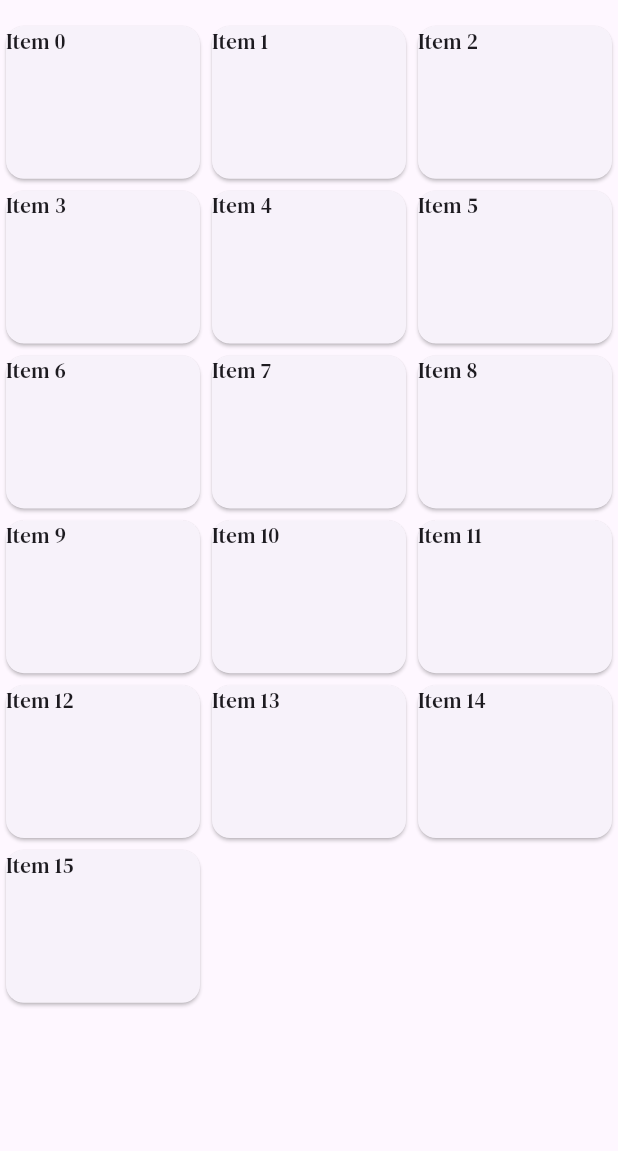
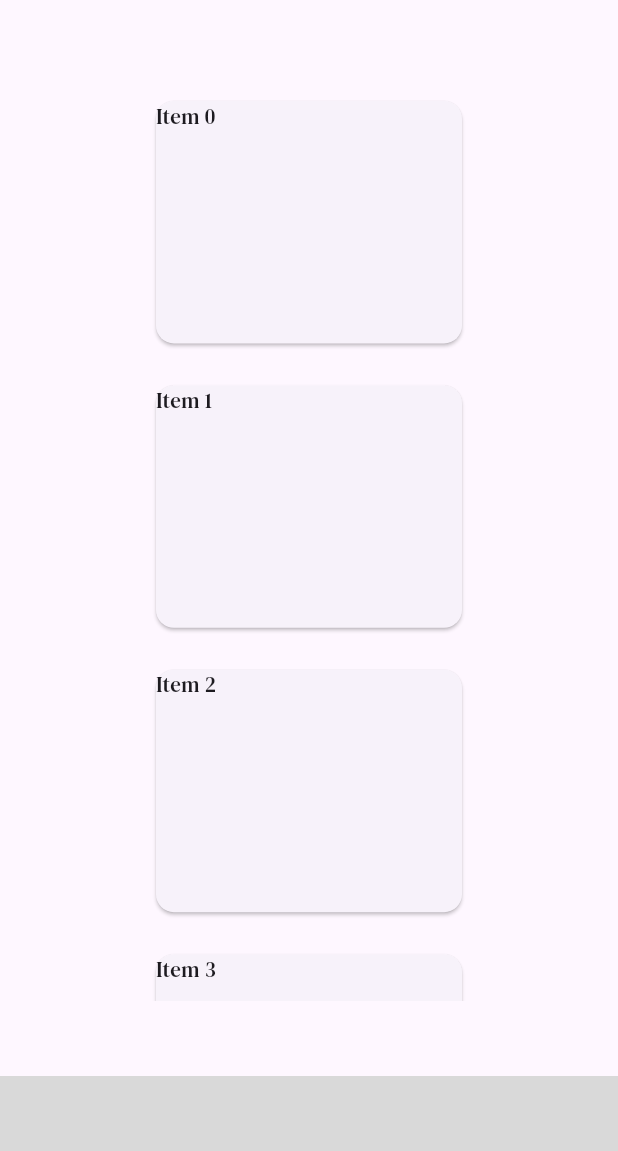
Before and after one commit to angost/Portfolio-Website, a Flutter app: the ProjectsPage screen opened directly, on a phone screen of 412 x 824 dp, the part 85-1236 px from its top. Run offline on Flutter 3.47's test engine with Material 3 defaults, Android fonts, the phone set to English and light mode, and no system bars; our stand-ins replace flip_card; project files that could hold a hidden picture were left out.

Commit message:
Improved GridView layout

```diff
--- a/lib/projectsPage.dart
+++ b/lib/projectsPage.dart
@@ -17,28 +17,35 @@ class _ProjectsPageState extends State<ProjectsPage> {
   Widget build(BuildContext context) {
     return Scaffold(
       appBar: MyAppBar(context, "Projects"),
-      body:
-          // Center(
-          //     child: Column(
-          //   children: <Widget>[
-          //     Spacer(),
-          GridView.extent(
-        maxCrossAxisExtent: 150,
-        childAspectRatio: (150 / 120),
+      body: Center(
+          child: Column(
+        children: <Widget>[
+          SizedBox(
+            height: 50,
+          ),
+          Flexible(
+            child: GridView.extent(
+              maxCrossAxisExtent: 300,
+              childAspectRatio: (5 / 4),
+              padding: EdgeInsets.only(left: 100, right: 100),
+              mainAxisSpacing: 20,
+              crossAxisSpacing: 40,
               children: List.generate(16, (index) {
                 return Card(
                   child: Text('Item $index'),
                 );
               }),
             ),
-      //   Spacer(),
-      //   Container(
-      //     color: Color.fromRGBO(217, 217, 217, 1),
-      //     height: 50,
-      //   )
-      // ],
-      // )
-      // ),
+          ),
+          SizedBox(
+            height: 50,
+          ),
+          Container(
+            color: Color.fromRGBO(217, 217, 217, 1),
+            height: 50,
+          )
+        ],
+      )),
     );
   }
 }
```
Lines whose indentation alone changed are shown as unchanged.
